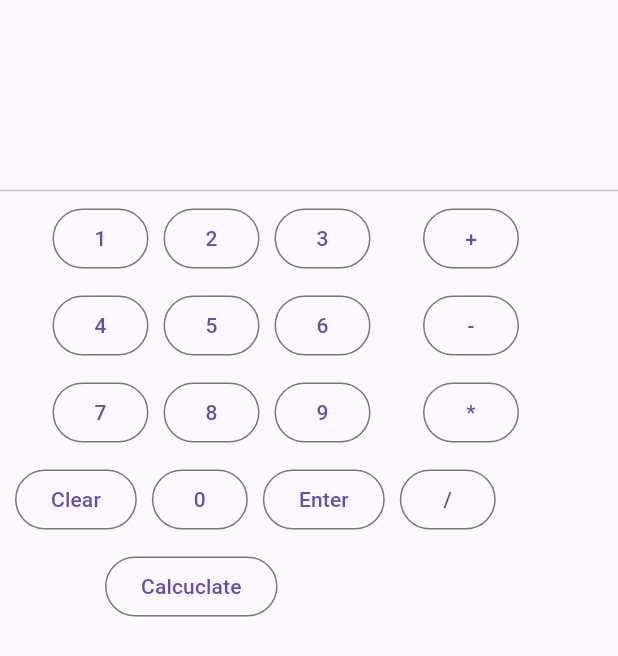
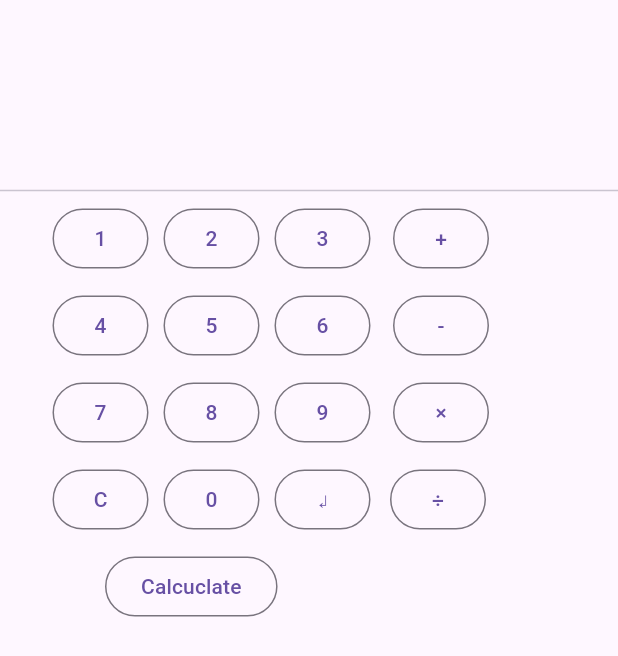
Before and after one commit to TheDarkSide1992/rpn_cal, a Flutter app: the screen it shows after launch, on a phone screen of 412 x 824 dp. Shown: the top 656 px of the screen. Run offline on Flutter 3.47's test engine with Material 3 defaults, Android fonts, the light colour scheme and no system bars.

Commit message:
The UI (UI) update

```diff
--- a/lib/calculator_screen.dart
+++ b/lib/calculator_screen.dart
@@ -51,7 +51,7 @@ class _CalculatorScreenState extends State<CalculatorScreen> {
                 _numbtn(2),
                 Container(width: 10, color: Colors.transparent),
                 _numbtn(3),
-                Container(width: 35, color: Colors.transparent),
+                Container(width: 15, color: Colors.transparent),
                 _combtn(AddCommand(), "+")
               ]),
               Container(height: 10, color: Colors.transparent),
@@ -62,7 +62,7 @@ class _CalculatorScreenState extends State<CalculatorScreen> {
                 _numbtn(5),
                 Container(width: 10, color: Colors.transparent),
                 _numbtn(6),
-                Container(width: 35, color: Colors.transparent),
+                Container(width: 15, color: Colors.transparent),
                 _combtn(SubCommand(), "-")
               ]),
               Container(height: 10, color: Colors.transparent),
@@ -73,19 +73,19 @@ class _CalculatorScreenState extends State<CalculatorScreen> {
                 _numbtn(8),
                 Container(width: 10, color: Colors.transparent),
                 _numbtn(9),
-                Container(width: 35, color: Colors.transparent),
-                _combtn(MultiCommand(), "*")
+                Container(width: 15, color: Colors.transparent),
+                _combtn(MultiCommand(), "×")
               ]),
               Container(height: 10, color: Colors.transparent),
               Row(children: [
-                Container(width: 10, color: Colors.transparent),
+                Container(width: 35, color: Colors.transparent),
                 _clear(),
                 Container(width: 10, color: Colors.transparent),
                 _numbtn(0),
                 Container(width: 10, color: Colors.transparent),
                 _enter(),
-                Container(width: 10, color: Colors.transparent),
-                _combtn(DivideCommand(), "/")
+                Container(width: 13, color: Colors.transparent),
+                _combtn(DivideCommand(), "÷")
               ]),
               Container(height: 10, color: Colors.transparent),
               Row(children: [
@@ -137,7 +137,7 @@ class _CalculatorScreenState extends State<CalculatorScreen> {
           _enterlogic();
         });
       },
-      child: Text("Enter"),
+      child: Text("↲"),
     );
   }
 
@@ -148,7 +148,7 @@ class _CalculatorScreenState extends State<CalculatorScreen> {
           _clearlogic();
         });
       },
-      child: Text("Clear"),
+      child: Text("C"),
     );
   }
 
```
